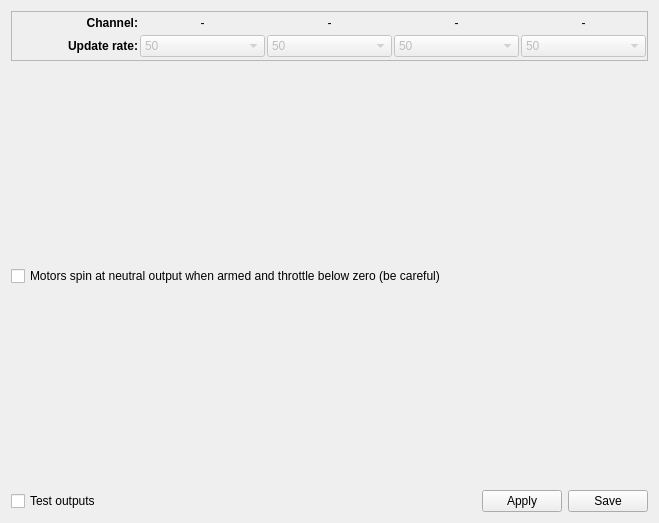
This is ground/openpilotgcs/src/plugins/config/output.ui in openpilot/OpenPilot as Qt 5 draws it before an edit. The edited form follows.
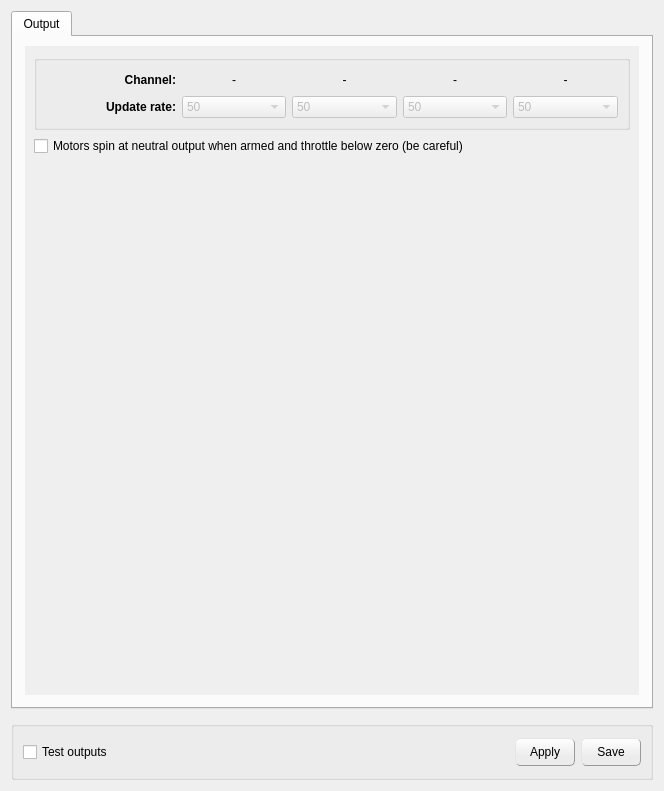
This is the edited form. Icons and pictures are not drawn.

Commit message: UI changes to the GCS interface pages

Diff of the .ui file:
```diff
--- a/ground/openpilotgcs/src/plugins/config/output.ui
+++ b/ground/openpilotgcs/src/plugins/config/output.ui
@@ -6,41 +6,67 @@
    <rect>
     <x>0</x>
     <y>0</y>
-    <width>659</width>
-    <height>523</height>
+    <width>664</width>
+    <height>791</height>
    </rect>
   </property>
   <property name="windowTitle">
    <string>Form</string>
   </property>
-  <layout class="QVBoxLayout" name="verticalLayout">
+  <layout class="QVBoxLayout" name="verticalLayout_4">
+   <property name="spacing">
+    <number>12</number>
+   </property>
    <item>
-    <widget class="QFrame" name="frame">
-     <property name="frameShape">
-      <enum>QFrame::StyledPanel</enum>
+    <widget class="QTabWidget" name="tabWidget">
+     <property name="tabShape">
+      <enum>QTabWidget::Rounded</enum>
      </property>
-     <property name="frameShadow">
-      <enum>QFrame::Raised</enum>
+     <property name="currentIndex">
+      <number>0</number>
      </property>
-     <layout class="QGridLayout" name="gridLayout">
+     <property name="elideMode">
+      <enum>Qt::ElideMiddle</enum>
+     </property>
+     <widget class="QWidget" name="tab">
+      <attribute name="title">
+       <string>Output</string>
+      </attribute>
+      <layout class="QVBoxLayout" name="verticalLayout_3">
       <property name="leftMargin">
-       <number>1</number>
-      </property>
-      <property name="topMargin">
-       <number>1</number>
+        <number>12</number>
       </property>
       <property name="rightMargin">
-       <number>1</number>
+        <number>12</number>
       </property>
       <property name="bottomMargin">
-       <number>3</number>
-      </property>
-      <property name="spacing">
-       <number>2</number>
-      </property>
+        <number>12</number>
+       </property>
+       <item>
+        <widget class="QScrollArea" name="scrollArea">
+         <property name="frameShape">
+          <enum>QFrame::NoFrame</enum>
+         </property>
+         <property name="widgetResizable">
+          <bool>true</bool>
+         </property>
+         <widget class="QWidget" name="scrollAreaWidgetContents">
+          <property name="geometry">
+           <rect>
+            <x>0</x>
+            <y>0</y>
+            <width>610</width>
+            <height>634</height>
+           </rect>
+          </property>
+          <layout class="QVBoxLayout" name="verticalLayout">
+           <item>
+            <widget class="QGroupBox" name="groupBox_2">
+             <property name="title">
+              <string/>
+             </property>
+             <layout class="QGridLayout" name="gridLayout">
       <item row="0" column="0">
-       <layout class="QHBoxLayout" name="horizontalLayout_6">
-        <item>
          <spacer name="horizontalSpacer_3">
           <property name="orientation">
            <enum>Qt::Horizontal</enum>
@@ -50,13 +76,13 @@
           </property>
           <property name="sizeHint" stdset="0">
            <size>
-            <width>40</width>
+                  <width>25</width>
             <height>20</height>
            </size>
           </property>
          </spacer>
         </item>
-        <item>
+              <item row="0" column="1">
          <widget class="QLabel" name="label_9">
           <property name="font">
            <font>
@@ -72,12 +98,60 @@
           </property>
          </widget>
         </item>
-       </layout>
+              <item row="0" column="2">
+               <widget class="QLabel" name="chBank1">
+                <property name="text">
+                 <string>-</string>
+                </property>
+                <property name="alignment">
+                 <set>Qt::AlignCenter</set>
+                </property>
+               </widget>
+              </item>
+              <item row="0" column="3">
+               <widget class="QLabel" name="chBank2">
+                <property name="text">
+                 <string>-</string>
+                </property>
+                <property name="alignment">
+                 <set>Qt::AlignCenter</set>
+                </property>
+               </widget>
+              </item>
+              <item row="0" column="4">
+               <widget class="QLabel" name="chBank3">
+                <property name="text">
+                 <string>-</string>
+                </property>
+                <property name="alignment">
+                 <set>Qt::AlignCenter</set>
+                </property>
+               </widget>
+              </item>
+              <item row="0" column="5">
+               <widget class="QLabel" name="chBank4">
+                <property name="text">
+                 <string>-</string>
+                </property>
+                <property name="alignment">
+                 <set>Qt::AlignCenter</set>
+                </property>
+               </widget>
       </item>
       <item row="1" column="0">
-       <layout class="QHBoxLayout" name="horizontalLayout_7">
-        <item>
          <spacer name="horizontalSpacer_4">
+                <property name="sizePolicy">
+                 <sizepolicy hsizetype="Minimum" vsizetype="Minimum">
+                  <horstretch>0</horstretch>
+                  <verstretch>0</verstretch>
+                 </sizepolicy>
+                </property>
+                <property name="minimumSize">
+                 <size>
+                  <width>0</width>
+                  <height>20</height>
+                 </size>
+                </property>
           <property name="orientation">
            <enum>Qt::Horizontal</enum>
           </property>
@@ -86,14 +160,26 @@
           </property>
           <property name="sizeHint" stdset="0">
            <size>
-            <width>40</width>
+                  <width>25</width>
             <height>20</height>
            </size>
           </property>
          </spacer>
         </item>
-        <item>
+              <item row="1" column="1">
          <widget class="QLabel" name="label_3">
+                <property name="sizePolicy">
+                 <sizepolicy hsizetype="Minimum" vsizetype="Preferred">
+                  <horstretch>0</horstretch>
+                  <verstretch>0</verstretch>
+                 </sizepolicy>
+                </property>
+                <property name="minimumSize">
+                 <size>
+                  <width>0</width>
+                  <height>20</height>
+                 </size>
+                </property>
           <property name="font">
            <font>
             <weight>75</weight>
@@ -108,59 +194,23 @@
           </property>
          </widget>
         </item>
-       </layout>
-      </item>
-      <item row="1" column="1">
-       <widget class="QComboBox" name="cb_outputRate1">
-        <property name="enabled">
-         <bool>false</bool>
-        </property>
-        <property name="toolTip">
-         <string>Setup &quot;TurboPWM&quot; here: usual value is 400 Hz for multirotor airframes.
-Leave at 50Hz for fixed wing.</string>
-        </property>
-        <item>
-         <property name="text">
-          <string>50</string>
-         </property>
-        </item>
-        <item>
-         <property name="text">
-          <string>60</string>
-         </property>
-        </item>
-        <item>
-         <property name="text">
-          <string>125</string>
-         </property>
-        </item>
-        <item>
-         <property name="text">
-          <string>165</string>
-         </property>
-        </item>
-        <item>
-         <property name="text">
-          <string>270</string>
-         </property>
-        </item>
-        <item>
-         <property name="text">
-          <string>330</string>
-         </property>
-        </item>
-        <item>
-         <property name="text">
-          <string>400</string>
-         </property>
-        </item>
-       </widget>
-      </item>
       <item row="1" column="2">
-       <widget class="QComboBox" name="cb_outputRate2">
+               <widget class="QComboBox" name="cb_outputRate1">
         <property name="enabled">
          <bool>false</bool>
         </property>
+                <property name="sizePolicy">
+                 <sizepolicy hsizetype="Minimum" vsizetype="Fixed">
+                  <horstretch>0</horstretch>
+                  <verstretch>0</verstretch>
+                 </sizepolicy>
+                </property>
+                <property name="minimumSize">
+                 <size>
+                  <width>0</width>
+                  <height>20</height>
+                 </size>
+                </property>
         <property name="toolTip">
          <string>Setup &quot;TurboPWM&quot; here: usual value is 400 Hz for multirotor airframes.
 Leave at 50Hz for fixed wing.</string>
@@ -203,10 +253,22 @@
        </widget>
       </item>
       <item row="1" column="3">
-       <widget class="QComboBox" name="cb_outputRate3">
+               <widget class="QComboBox" name="cb_outputRate2">
         <property name="enabled">
          <bool>false</bool>
         </property>
+                <property name="sizePolicy">
+                 <sizepolicy hsizetype="Minimum" vsizetype="Fixed">
+                  <horstretch>0</horstretch>
+                  <verstretch>0</verstretch>
+                 </sizepolicy>
+                </property>
+                <property name="minimumSize">
+                 <size>
+                  <width>0</width>
+                  <height>20</height>
+                 </size>
+                </property>
         <property name="toolTip">
          <string>Setup &quot;TurboPWM&quot; here: usual value is 400 Hz for multirotor airframes.
 Leave at 50Hz for fixed wing.</string>
@@ -249,10 +311,80 @@
        </widget>
       </item>
       <item row="1" column="4">
+               <widget class="QComboBox" name="cb_outputRate3">
+                <property name="enabled">
+                 <bool>false</bool>
+                </property>
+                <property name="sizePolicy">
+                 <sizepolicy hsizetype="Minimum" vsizetype="Fixed">
+                  <horstretch>0</horstretch>
+                  <verstretch>0</verstretch>
+                 </sizepolicy>
+                </property>
+                <property name="minimumSize">
+                 <size>
+                  <width>0</width>
+                  <height>20</height>
+                 </size>
+                </property>
+                <property name="toolTip">
+                 <string>Setup &quot;TurboPWM&quot; here: usual value is 400 Hz for multirotor airframes.
+Leave at 50Hz for fixed wing.</string>
+                </property>
+                <item>
+                 <property name="text">
+                  <string>50</string>
+                 </property>
+                </item>
+                <item>
+                 <property name="text">
+                  <string>60</string>
+                 </property>
+                </item>
+                <item>
+                 <property name="text">
+                  <string>125</string>
+                 </property>
+                </item>
+                <item>
+                 <property name="text">
+                  <string>165</string>
+                 </property>
+                </item>
+                <item>
+                 <property name="text">
+                  <string>270</string>
+                 </property>
+                </item>
+                <item>
+                 <property name="text">
+                  <string>330</string>
+                 </property>
+                </item>
+                <item>
+                 <property name="text">
+                  <string>400</string>
+                 </property>
+                </item>
+               </widget>
+              </item>
+              <item row="1" column="5">
        <widget class="QComboBox" name="cb_outputRate4">
         <property name="enabled">
          <bool>false</bool>
         </property>
+                <property name="sizePolicy">
+                 <sizepolicy hsizetype="Minimum" vsizetype="Fixed">
+                  <horstretch>0</horstretch>
+                  <verstretch>0</verstretch>
+                 </sizepolicy>
+                </property>
+                <property name="minimumSize">
+                 <size>
+                  <width>0</width>
+                  <height>20</height>
+                 </size>
+                </property>
         <property name="toolTip">
          <string>Setup &quot;TurboPWM&quot; here: usual value is 400 Hz for multirotor airframes.
 Leave at 50Hz for fixed wing.</string>
@@ -294,69 +426,29 @@
         </item>
        </widget>
       </item>
-      <item row="0" column="1">
-       <widget class="QLabel" name="chBank1">
-        <property name="text">
-         <string>-</string>
-        </property>
-        <property name="alignment">
-         <set>Qt::AlignCenter</set>
-        </property>
-       </widget>
-      </item>
-      <item row="0" column="2">
-       <widget class="QLabel" name="chBank2">
-        <property name="text">
-         <string>-</string>
-        </property>
-        <property name="alignment">
-         <set>Qt::AlignCenter</set>
-        </property>
-       </widget>
-      </item>
-      <item row="0" column="3">
-       <widget class="QLabel" name="chBank3">
-        <property name="text">
-         <string>-</string>
-        </property>
-        <property name="alignment">
-         <set>Qt::AlignCenter</set>
-        </property>
-       </widget>
-      </item>
-      <item row="0" column="4">
-       <widget class="QLabel" name="chBank4">
-        <property name="text">
-         <string>-</string>
-        </property>
-        <property name="alignment">
-         <set>Qt::AlignCenter</set>
-        </property>
-       </widget>
-      </item>
      </layout>
     </widget>
    </item>
    <item>
-    <layout class="QVBoxLayout" name="channelLayout"/>
-   </item>
-   <item>
-    <spacer name="verticalSpacer_2">
-     <property name="orientation">
-      <enum>Qt::Vertical</enum>
-     </property>
-     <property name="sizeHint" stdset="0">
-      <size>
-       <width>20</width>
-       <height>40</height>
-      </size>
-     </property>
-    </spacer>
+            <layout class="QVBoxLayout" name="channelLayout">
+             <property name="spacing">
+              <number>0</number>
+             </property>
+             <property name="sizeConstraint">
+              <enum>QLayout::SetNoConstraint</enum>
+             </property>
+            </layout>
    </item>
    <item>
     <layout class="QHBoxLayout" name="horizontalLayout_2">
      <item>
       <widget class="QCheckBox" name="spinningArmed">
+               <property name="minimumSize">
+                <size>
+                 <width>519</width>
+                 <height>0</height>
+                </size>
+               </property>
        <property name="text">
         <string>Motors spin at neutral output when armed and throttle below zero (be careful)</string>
        </property>
@@ -385,11 +477,25 @@
      <property name="sizeHint" stdset="0">
       <size>
        <width>20</width>
-       <height>40</height>
+               <height>458</height>
       </size>
      </property>
     </spacer>
    </item>
+          </layout>
+         </widget>
+        </widget>
+       </item>
+      </layout>
+     </widget>
+    </widget>
+   </item>
+   <item>
+    <widget class="QGroupBox" name="groupBox">
+     <property name="title">
+      <string/>
+     </property>
+     <layout class="QVBoxLayout" name="verticalLayout_2">
    <item>
     <layout class="QHBoxLayout" name="horizontalLayout">
      <item>
@@ -397,6 +503,12 @@
        <property name="enabled">
         <bool>true</bool>
        </property>
+          <property name="minimumSize">
+           <size>
+            <width>105</width>
+            <height>0</height>
+           </size>
+          </property>
        <property name="toolTip">
         <string>Move the servos using the sliders. Two important things:
 - Take extra care if the output is connected to an motor controller!
@@ -428,6 +540,12 @@
          <verstretch>0</verstretch>
         </sizepolicy>
        </property>
+          <property name="minimumSize">
+           <size>
+            <width>32</width>
+            <height>32</height>
+           </size>
+          </property>
        <property name="maximumSize">
         <size>
          <width>32</width>
@@ -454,10 +572,37 @@
      </item>
      <item>
       <widget class="QPushButton" name="saveRCOutputToRAM">
+          <property name="minimumSize">
+           <size>
+            <width>60</width>
+            <height>28</height>
+           </size>
+          </property>
        <property name="toolTip">
         <string>Send to OpenPilot but don't write in SD.
 Be sure to set the Neutral position on all sliders before sending!</string>
        </property>
+          <property name="styleSheet">
+           <string notr="true">QPushButton {
+border: 1px outset #999;
+border-radius: 5;
+background-color: qlineargradient(spread:pad, x1:0.507, y1:0.869318, x2:0.507, y2:0.0965909, stop:0.28 rgba(236, 236, 236, 255), stop:1 rgba(252, 252, 252, 255));
+}
+
+QPushButton:pressed {
+
+    border-style: inset;
+	background-color: qlineargradient(spread:pad, x1:0.502, y1:0.664864, x2:0.502, y2:0.034, stop:0.358209 rgba(250, 250, 250, 255), stop:0.626866 rgba(235, 235, 235, 255));
+
+}
+
+
+QPushButton:hover  {
+	border: 1px outset #999;	
+border-color: rgb(83, 83, 83);
+border-radius: 4;
+	}</string>
+          </property>
        <property name="text">
         <string>Apply</string>
        </property>
@@ -465,16 +610,46 @@
      </item>
      <item>
       <widget class="QPushButton" name="saveRCOutputToSD">
+          <property name="minimumSize">
+           <size>
+            <width>60</width>
+            <height>28</height>
+           </size>
+          </property>
        <property name="toolTip">
         <string>Be sure to set the Neutral position on all sliders before sending!
 Applies and Saves all settings to SD</string>
        </property>
+          <property name="styleSheet">
+           <string notr="true">QPushButton {
+border: 1px outset #999;
+border-radius: 5;
+background-color: qlineargradient(spread:pad, x1:0.507, y1:0.869318, x2:0.507, y2:0.0965909, stop:0.28 rgba(236, 236, 236, 255), stop:1 rgba(252, 252, 252, 255));
+}
+
+QPushButton:pressed {
+
+    border-style: inset;
+	background-color: qlineargradient(spread:pad, x1:0.502, y1:0.664864, x2:0.502, y2:0.034, stop:0.358209 rgba(250, 250, 250, 255), stop:0.626866 rgba(235, 235, 235, 255));
+
+}
+
+
+QPushButton:hover  {
+	border: 1px outset #999;	
+border-color: rgb(83, 83, 83);
+border-radius: 4;
+	}</string>
+          </property>
        <property name="text">
         <string>Save</string>
        </property>
       </widget>
      </item>
     </layout>
+      </item>
+     </layout>
+    </widget>
    </item>
   </layout>
  </widget>
```
Lines whose indentation alone changed are shown as unchanged. The commit also changes 7 other files.
